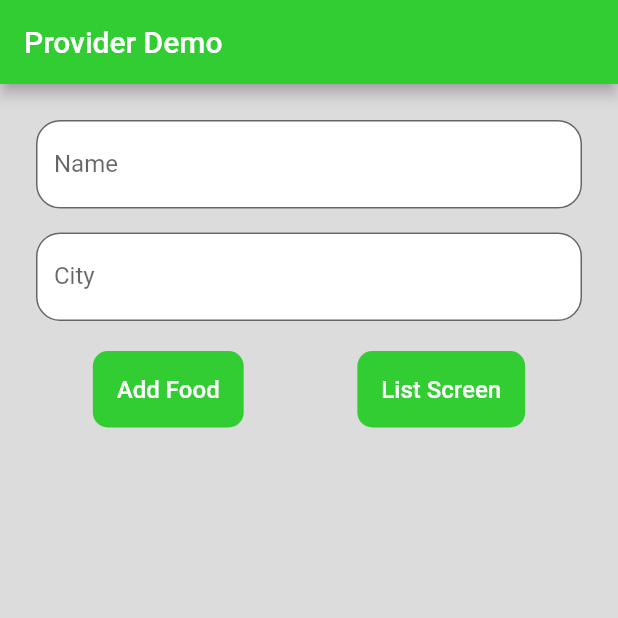
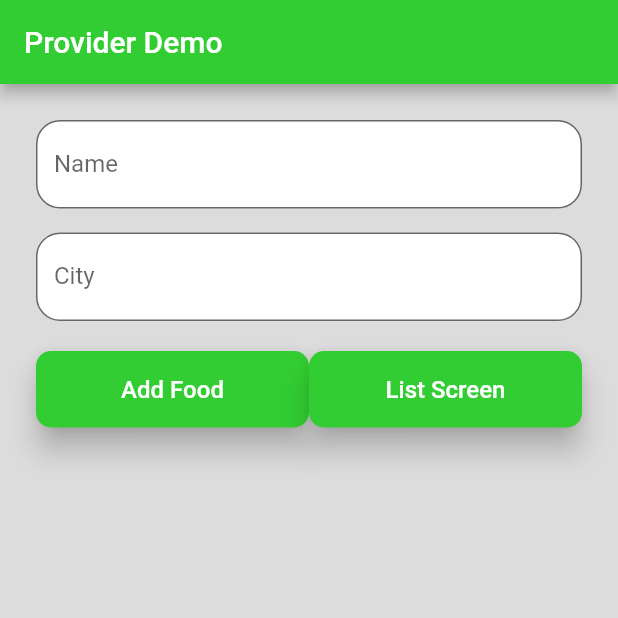
Before and after one commit to theflutterfactory/Flutter-Tutorials, a Flutter app: the screen it shows after launch, on a phone screen of 412 x 824 dp, the top half of it. Run offline on Flutter 3.47's test engine with Material 2 defaults, Android fonts, the phone set to English and light mode, and no system bars.

Commit message:
added intl pkg, replaced FlatButton with TextButton for Flutter 2

```diff
--- a/lib/widget/cheetah_button.dart
+++ b/lib/widget/cheetah_button.dart
@@ -13,9 +13,16 @@ class CheetahButton extends StatelessWidget {
 
   @override
   Widget build(BuildContext context) {
-    return FlatButton(
+    return Expanded(
+      child: TextButton(
+        style: TextButton.styleFrom(
           padding: EdgeInsets.all(16),
-      color: Theme.of(context).primaryColor,
+          elevation: 8,
+          backgroundColor: Theme.of(context).primaryColor,
+          shape: RoundedRectangleBorder(
+            borderRadius: BorderRadius.all(Radius.circular(10)),
+          ),
+        ),
         child: Text(
           text,
           style: TextStyle(
@@ -24,8 +31,6 @@ class CheetahButton extends StatelessWidget {
           ),
         ),
         onPressed: onPressed,
-      shape: RoundedRectangleBorder(
-        borderRadius: BorderRadius.all(Radius.circular(10)),
       ),
     );
   }
--- a/pubspec.yaml
+++ b/pubspec.yaml
@@ -19,11 +19,12 @@ environment:
 dependencies:
   flutter:
     sdk: flutter
-  provider: ^4.3.3
+  provider: ^5.0.0
+  intl: ^0.17.0
 
   # The following adds the Cupertino Icons font to your application.
   # Use with the CupertinoIcons class for iOS style icons.
-  cupertino_icons: ^0.1.2
+  cupertino_icons: ^1.0.2
 
 dev_dependencies:
   flutter_test:
```
Also changed, not shown: pubspec.lock, 4 other files. Lines whose indentation alone changed are shown as unchanged.
